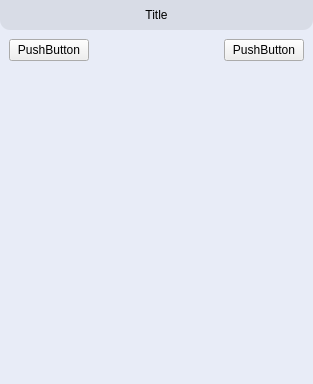
Before: the Qt Designer form App/Desktop/Win/Code/Node.ui in ElDicee/Vega, drawn with Qt 5.
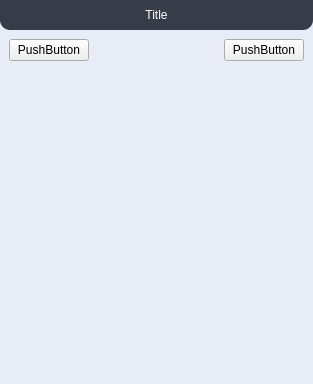
After: the same form once the commit is applied.

What changed in the file:
```diff
--- a/App/Desktop/Win/Code/Node.ui
+++ b/App/Desktop/Win/Code/Node.ui
@@ -10,6 +10,12 @@
     <height>384</height>
    </rect>
   </property>
+  <property name="sizePolicy">
+   <sizepolicy hsizetype="MinimumExpanding" vsizetype="MinimumExpanding">
+    <horstretch>0</horstretch>
+    <verstretch>0</verstretch>
+   </sizepolicy>
+  </property>
   <property name="windowTitle">
    <string>Form</string>
   </property>
@@ -71,7 +77,7 @@
        <widget class="QWidget" name="titlecont2" native="true">
         <property name="styleSheet">
          <string notr="true">QWidget#titlecont2{
-	background-color: rgb(216, 220, 230);
+	background-color: rgb(56, 60, 72);
 border-bottom-left-radius: 10px;
 border-bottom-right-radius: 10px;
 }</string>
@@ -97,6 +103,9 @@
            <property name="font">
             <font/>
            </property>
+           <property name="styleSheet">
+            <string notr="true">color: rgb(255, 255, 255);</string>
+           </property>
            <property name="text">
             <string>Title</string>
            </property>
@@ -219,7 +228,7 @@
       <item>
        <widget class="QWidget" name="widget_6" native="true"/>
       </item>
-      <item>
+      <item alignment="Qt::AlignTop">
        <widget class="QWidget" name="widget_5" native="true">
         <layout class="QVBoxLayout" name="verticalLayout_3">
          <property name="leftMargin">
```
Left out of the diff: 2 changed lines with no effect on the pictures.
